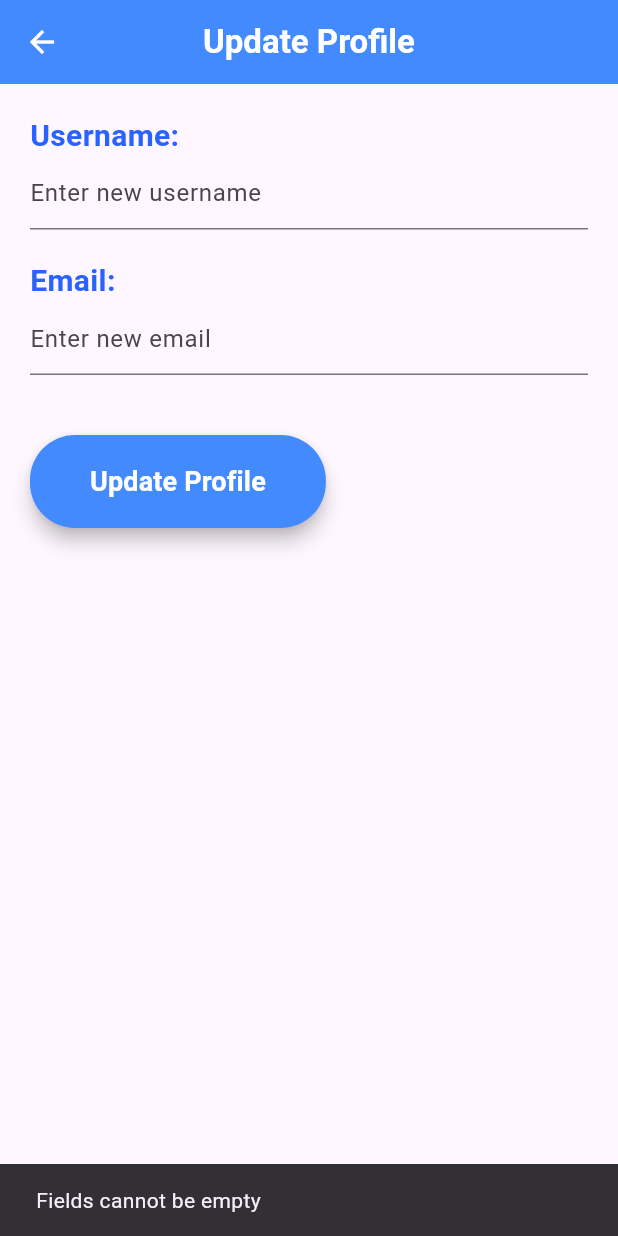
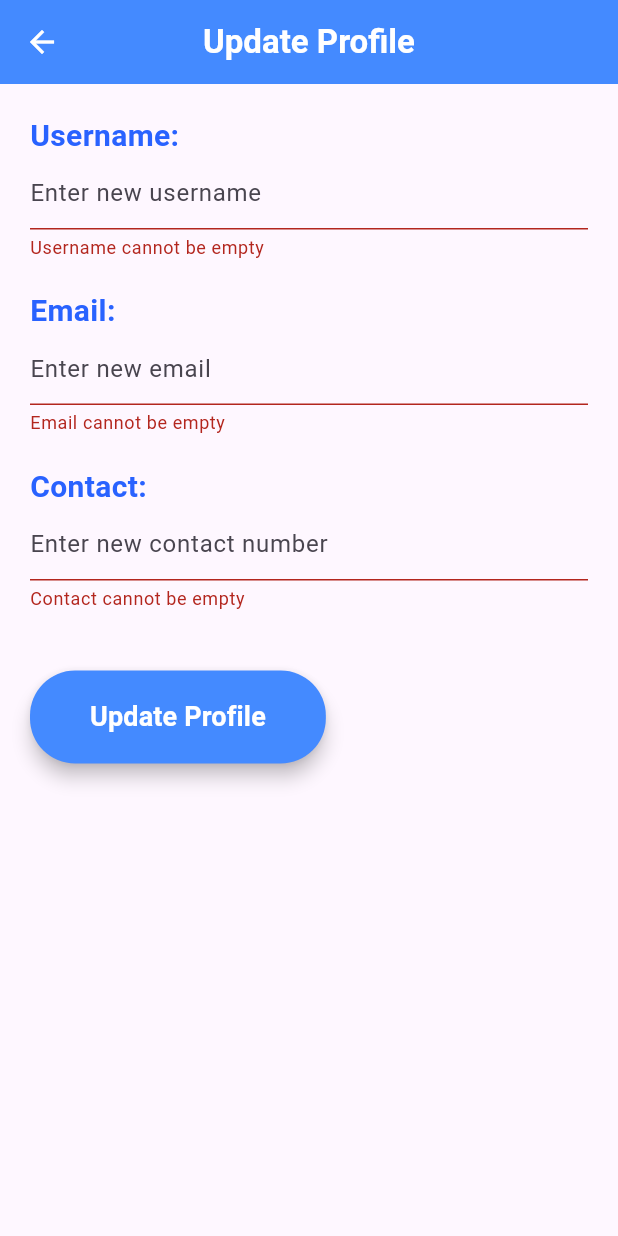
Before and after one commit to MrManavRamani-Flutter/find-shop, a Flutter app: the UpdateProfileScreen screen opened directly with empty values, after a tap on "Update Profile", on a phone screen of 412 x 824 dp. Run offline on Flutter 3.47's test engine with Material 3 defaults, Android fonts, the phone set to English and light mode, and no system bars; our stand-ins replace file_picker, flutter_rating_bar, shared_preferences, sqflite; missing offline and left inert: excel; accounts and stored records are empty.

```diff
--- a/lib/models/user.dart
+++ b/lib/models/user.dart
@@ -56,7 +56,8 @@ class User {
     String? createdAt,
   }) {
     return User(
-      userId: userId ?? this.userId, // Use new userId if provided, otherwise keep the old one
+      userId: userId ?? this.userId,
+      // Use new userId if provided, otherwise keep the old one
       username: username ?? this.username,
       email: email ?? this.email,
       password: password ?? this.password,
@@ -90,6 +91,10 @@ class User {
     email = newEmail;
   }
 
+  void updateContact(String newContact) {
+    contact = newContact;
+  }
+
   // Convert User object to a map (e.g., for saving to a database)
   Map<String, dynamic> toMap() {
     return {
--- a/lib/screens/shop_owner/update_profile_screen.dart
+++ b/lib/screens/shop_owner/update_profile_screen.dart
@@ -13,20 +13,24 @@ class UpdateProfileScreen extends StatefulWidget {
 }
 
 class UpdateProfileScreenState extends State<UpdateProfileScreen> {
+  final _formKey = GlobalKey<FormState>();
   final _usernameController = TextEditingController();
   final _emailController = TextEditingController();
+  final _contactController = TextEditingController();
 
   @override
   void initState() {
     super.initState();
     _usernameController.text = widget.user.username;
     _emailController.text = widget.user.email;
+    _contactController.text = widget.user.contact;
   }
 
   @override
   void dispose() {
     _usernameController.dispose();
     _emailController.dispose();
+    _contactController.dispose();
     super.dispose();
   }
 
@@ -47,6 +51,8 @@ class UpdateProfileScreenState extends State<UpdateProfileScreen> {
       ),
       body: Padding(
         padding: const EdgeInsets.all(20.0),
+        child: Form(
+          key: _formKey,
           child: Column(
             crossAxisAlignment: CrossAxisAlignment.start,
             children: [
@@ -58,11 +64,20 @@ class UpdateProfileScreenState extends State<UpdateProfileScreen> {
                   color: Colors.blueAccent.shade700,
                 ),
               ),
-            TextField(
+              TextFormField(
                 controller: _usernameController,
                 decoration: const InputDecoration(
                   hintText: 'Enter new username',
                 ),
+                validator: (value) {
+                  if (value == null || value.trim().isEmpty) {
+                    return 'Username cannot be empty';
+                  }
+                  if (value.trim().length < 3) {
+                    return 'Username must be at least 3 characters long';
+                  }
+                  return null;
+                },
               ),
               const SizedBox(height: 20),
               Text(
@@ -73,45 +88,72 @@ class UpdateProfileScreenState extends State<UpdateProfileScreen> {
                   color: Colors.blueAccent.shade700,
                 ),
               ),
-            TextField(
+              TextFormField(
                 controller: _emailController,
                 decoration: const InputDecoration(
                   hintText: 'Enter new email',
                 ),
+                keyboardType: TextInputType.emailAddress,
+                validator: (value) {
+                  if (value == null || value.trim().isEmpty) {
+                    return 'Email cannot be empty';
+                  }
+                  if (!value.trim().contains('@') ||
+                      !value.trim().contains('.')) {
+                    return 'Please enter a valid email address';
+                  }
+                  return null;
+                },
+              ),
+              const SizedBox(height: 20),
+              Text(
+                'Contact:',
+                style: TextStyle(
+                  fontSize: 20,
+                  fontWeight: FontWeight.bold,
+                  color: Colors.blueAccent.shade700,
+                ),
+              ),
+              TextFormField(
+                controller: _contactController,
+                decoration: const InputDecoration(
+                  hintText: 'Enter new contact number',
+                ),
+                keyboardType: TextInputType.phone,
+                validator: (value) {
+                  if (value == null || value.trim().isEmpty) {
+                    return 'Contact cannot be empty';
+                  }
+                  return null;
+                },
               ),
               const SizedBox(height: 40),
               ElevatedButton(
                 onPressed: () async {
+                  if (_formKey.currentState!.validate()) {
                     String newUsername = _usernameController.text.trim();
                     String newEmail = _emailController.text.trim();
+                    String newContact =
+                        _contactController.text.trim(); // Get contact
 
-                // Check if values are not empty and different from current values
-                if (newUsername.isNotEmpty && newEmail.isNotEmpty) {
                     if (newUsername != widget.user.username ||
-                      newEmail != widget.user.email) {
-                    // Update user data in the user object
+                        newEmail != widget.user.email ||
+                        newContact != widget.user.contact) {
                       widget.user.updateUsername(newUsername);
                       widget.user.updateEmail(newEmail);
+                      widget.user.updateContact(newContact); // Update contact
 
-                    // Call the update method of UserProvider
                       await Provider.of<UserProvider>(context, listen: false)
                           .updateUser(widget.user);
 
-                    // After successful update, go back to the profile screen
                       if (context.mounted) {
                         Navigator.pop(context);
                       }
                     } else {
-                    // If no changes were made, just go back to the profile screen
-                    if (mounted) {
+                      if (context.mounted) {
                         Navigator.pop(context);
                       }
                     }
-                } else {
-                  // Show an error if fields are empty
-                  ScaffoldMessenger.of(context).showSnackBar(
-                    const SnackBar(content: Text('Fields cannot be empty')),
-                  );
                   }
                 },
                 style: ElevatedButton.styleFrom(
@@ -135,6 +177,7 @@ class UpdateProfileScreenState extends State<UpdateProfileScreen> {
             ],
           ),
         ),
+      ),
     );
   }
 }
```
Also changed, not shown: lib/screens/shop_owner/profile_screen.dart (+196 -130 lines). Lines whose indentation alone changed are shown as unchanged.
